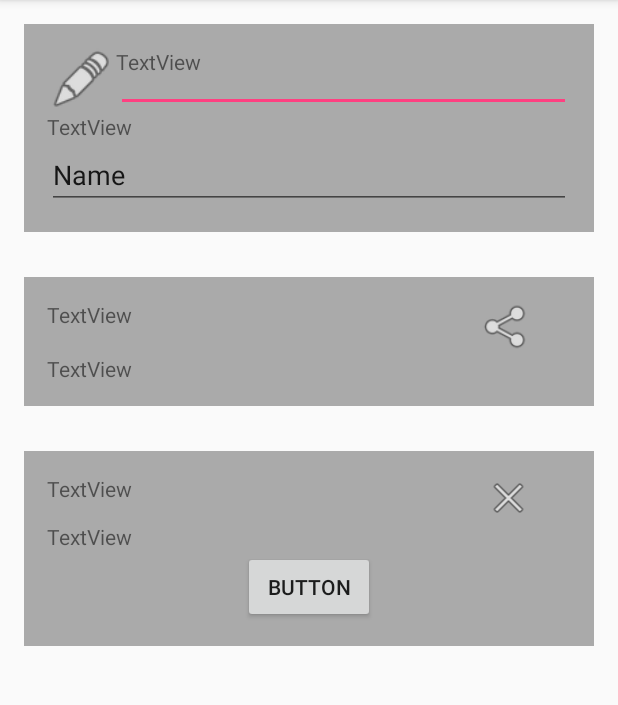
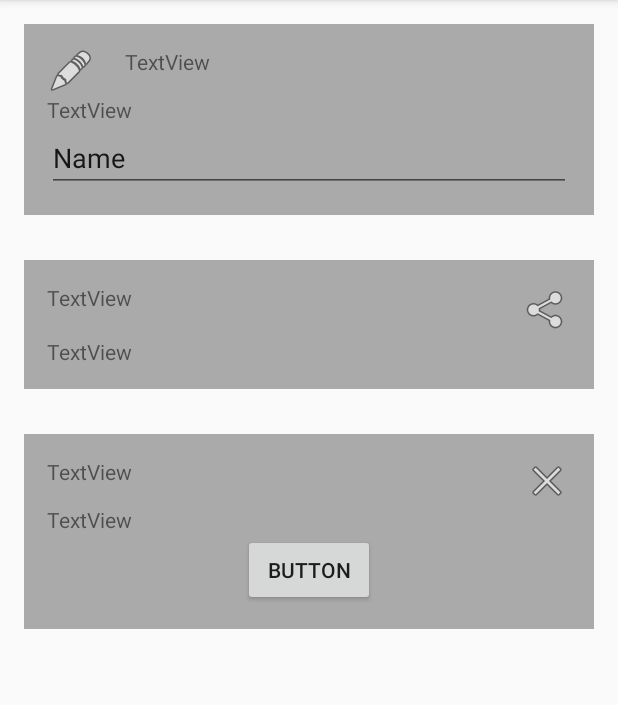
Before and after one commit to iglin/Lab1-UI, an Android app: the screen it shows after launch (MainActivity), on a phone screen of 412 x 824 dp, the part 84-789 px from its top. Run offline under Robolectric (Android 15) with nearby library versions, the phone set to English and light mode, and no system bars; 2 statements that could not run were skipped.

Commit message:
3 little screens

```diff
--- a/app/src/main/res/layout/content_main.xml
+++ b/app/src/main/res/layout/content_main.xml
@@ -33,8 +33,8 @@
                 android:layout_height="match_parent">
 
                 <ImageView
-                    android:layout_width="46dp"
-                    android:layout_height="43dp"
+                    android:layout_width="wrap_content"
+                    android:layout_height="wrap_content"
                     app:srcCompat="@android:drawable/ic_menu_edit"
                     android:id="@+id/imageView2" />
 
@@ -48,7 +48,8 @@
                         android:text="TextView"
                         android:layout_width="match_parent"
                         android:layout_height="wrap_content"
-                        android:id="@+id/textView" />
+                        android:id="@+id/textView"
+                        android:paddingLeft="20dp" />
 
                     <EditText
                         android:layout_width="match_parent"
@@ -101,11 +102,10 @@
                     android:layout_weight="2" />
 
                 <ImageView
-                    android:layout_width="56dp"
+                    android:layout_width="wrap_content"
                     android:layout_height="36dp"
                     app:srcCompat="@android:drawable/ic_menu_share"
-                    android:id="@+id/imageView3"
-                    android:layout_weight="0.27" />
+                    android:id="@+id/imageView3" />
 
             </LinearLayout>
 
@@ -145,8 +145,7 @@
                     android:layout_width="wrap_content"
                     android:layout_height="wrap_content"
                     app:srcCompat="@android:drawable/ic_menu_close_clear_cancel"
-                    android:id="@+id/imageView4"
-                    android:layout_weight="0.49" />
+                    android:id="@+id/imageView4" />
             </LinearLayout>
 
             <TextView
```
